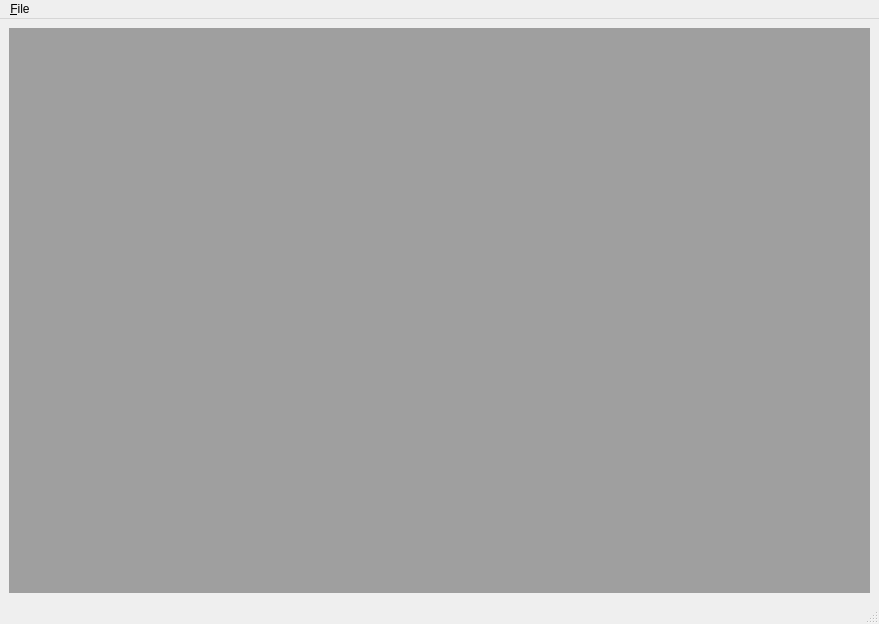
Qt form utils/wave-editor/resources/main_window.ui (timsavage/funktion-generator) before a commit.
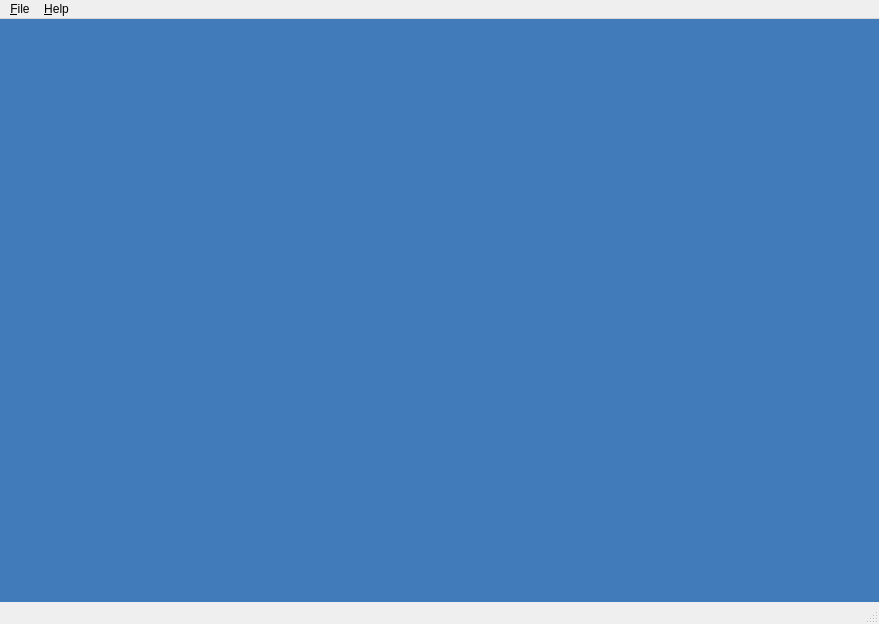
The same form after that commit.

Commit message: Added about dialog

```diff
--- a/utils/wave-editor/resources/main_window.ui
+++ b/utils/wave-editor/resources/main_window.ui
@@ -15,8 +15,27 @@
   </property>
   <widget class="QWidget" name="centralwidget">
    <layout class="QGridLayout" name="gridLayout">
+    <property name="margin">
+     <number>0</number>
+    </property>
     <item row="0" column="0">
-     <widget class="QMdiArea" name="mdiArea"/>
+     <widget class="QMdiArea" name="mdiArea">
+      <property name="verticalScrollBarPolicy">
+       <enum>Qt::ScrollBarAsNeeded</enum>
+      </property>
+      <property name="horizontalScrollBarPolicy">
+       <enum>Qt::ScrollBarAsNeeded</enum>
+      </property>
+      <property name="background">
+       <brush brushstyle="SolidPattern">
+        <color alpha="255">
+         <red>65</red>
+         <green>123</green>
+         <blue>186</blue>
+        </color>
+       </brush>
+      </property>
+     </widget>
     </item>
    </layout>
   </widget>
@@ -43,7 +62,14 @@
     <addaction name="separator"/>
     <addaction name="action_Quit"/>
    </widget>
+   <widget class="QMenu" name="menu_Help">
+    <property name="title">
+     <string>&amp;Help</string>
+    </property>
+    <addaction name="action_About"/>
+   </widget>
    <addaction name="menuFile"/>
+   <addaction name="menu_Help"/>
   </widget>
   <widget class="QStatusBar" name="statusbar"/>
   <action name="action_Open">
```
Left out of the diff: 5 changed lines with no effect on the pictures. The commit also changes 2 other files.
